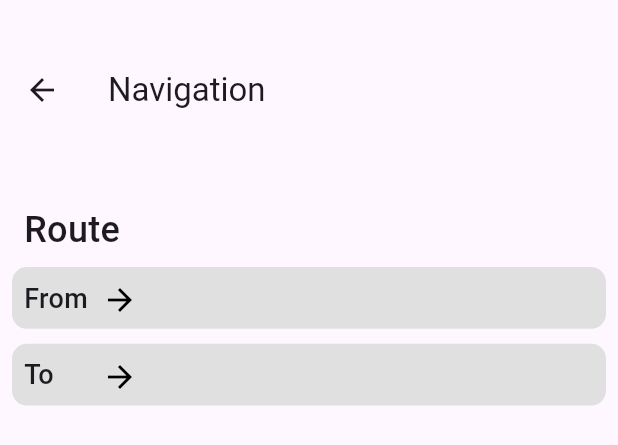
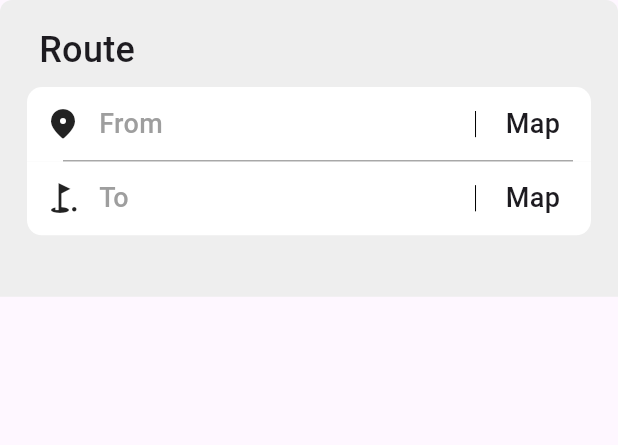
Before and after one commit to senabdulgani/trip_advisor, a Flutter app: the NavigationInputsBottomSheet widget shown alone on an empty page, opened directly, on a phone screen of 412 x 824 dp. Shown: the top 445 px of the screen. Run offline on Flutter 3.47's test engine with Material 3 defaults, Android fonts, the phone set to English and light mode, and no system bars; our stand-ins replace easy_localization, google_maps_flutter.

Commit message:
navigation input decorations

```diff
--- a/lib/core/navigation_input.dart
+++ b/lib/core/navigation_input.dart
@@ -1,57 +1,65 @@
 import 'package:flutter/material.dart';
 
 class LocationInput extends StatelessWidget {
-
   final Function()? onTap;
   final String text;
   final IconData iconData;
+  final bool isFirst;
 
   const LocationInput({
     super.key,
     required this.text,
     required this.iconData,
     this.onTap,
+    required this.isFirst,
   });
 
   @override
   Widget build(BuildContext context) {
-    return Stack(
-      children: [
-        GestureDetector(
+    return GestureDetector(
       onTap: onTap,
       child: Container(
         decoration: BoxDecoration(
-              color: Colors.grey.shade300,
-              borderRadius: BorderRadius.circular(10),
+          color: Colors.white,
+          borderRadius:
+          isFirst?
+          const BorderRadius.vertical(
+            top: Radius.circular(10),
+          ):
+          const BorderRadius.vertical(
+            bottom: Radius.circular(10),
           ),
-            height: MediaQuery.of(context).size.height * 0.05,
+        ),
+        height: MediaQuery.of(context).size.height * 0.06,
         width: MediaQuery.of(context).size.width,
-            child: Padding(
-              padding: const EdgeInsets.all(8.0),
         child: Row(
           children: [
+            Padding(
+              padding: const EdgeInsets.all(12.0),
+              child: Icon(iconData),
+            ),
             Text(
               text,
-                    style: const TextStyle(
-                        fontSize: 18, fontWeight: FontWeight.w500),
+              style: const TextStyle(fontSize: 18, fontWeight: FontWeight.w500, color: Colors.grey),
             ),
-                  const SizedBox(
-                    width: 8,
+            const Spacer(),
+            const Padding(
+              padding: EdgeInsets.symmetric(vertical: 16.0, horizontal: 12.0),
+              child: VerticalDivider(
+                color: Colors.black,
+                thickness: 0,
+              ),
+            ),
+            const Text(
+              'Map',
+              style: TextStyle(fontSize: 18, fontWeight: FontWeight.w500),
+            ),
+            SizedBox(
+              width: MediaQuery.of(context).size.width * 0.05,
             ),
           ],
         ),
       ),
-          ),
-        ),
-        Positioned(
-          left: 60,
-          top: 10,
-          child: Icon(
-            iconData,
-            color: Colors.black,
-          ),
-        ),
-      ],
     );
   }
 }
--- a/lib/feature/home/view/home_view.dart
+++ b/lib/feature/home/view/home_view.dart
@@ -22,7 +22,7 @@ class _HomeViewState extends State<HomeView> {
   @override
   Widget build(BuildContext context) {
     return const Scaffold(
-      appBar: HomeAppBar(),
+      // appBar: HomeAppBar(),
       body: HomeMapBody(),
       bottomNavigationBar: BottomNavBar(),
     );
--- a/lib/feature/home/view/mixin/home_bottom_mixin.dart
+++ b/lib/feature/home/view/mixin/home_bottom_mixin.dart
@@ -51,29 +51,40 @@ class NavigationInputsBottomSheet extends StatelessWidget {
 
   @override
   Widget build(BuildContext context) {
-    return Scaffold(
-      appBar: AppBar(
-        title: const Text('Navigation'),
-        toolbarHeight: 120,
+    return Container(
+      decoration: BoxDecoration(
+        color: Colors.grey.shade200,
+        borderRadius: const BorderRadius.vertical(
+          top: Radius.circular(8),
+        ),
       ),
-      body: Padding(
-        padding: const EdgeInsets.all(8.0),
+      height: MediaQuery.of(context).size.height * 0.24,
+      child: Padding(
+        padding: const EdgeInsets.symmetric(horizontal: 18.0, vertical: 8),
         child: Column(
           children: <Widget>[
             const CostumHeaderInLeft(title: 'Route'),
+            // todo Add the category services logo in future
             LocationInput(
               text: 'From',
-              iconData: Icons.arrow_forward,
+              iconData: Icons.location_on_rounded,
               onTap: () {
 
               },
+              isFirst: true,
             ),
-            const SizedBox(
-              height: 10,
+            const Padding(
+              padding: EdgeInsets.only(left: 24.0, right: 12),
+              child: Divider(
+                height: 0,
+                color: Colors.black,
+                thickness: 0,
+              ),
             ),
             const LocationInput(
               text: 'To',
-              iconData: Icons.arrow_forward,
+              iconData: Icons.golf_course,
+              isFirst: false,
             ),
           ],
         ),
```
Lines whose indentation alone changed are shown as unchanged.
